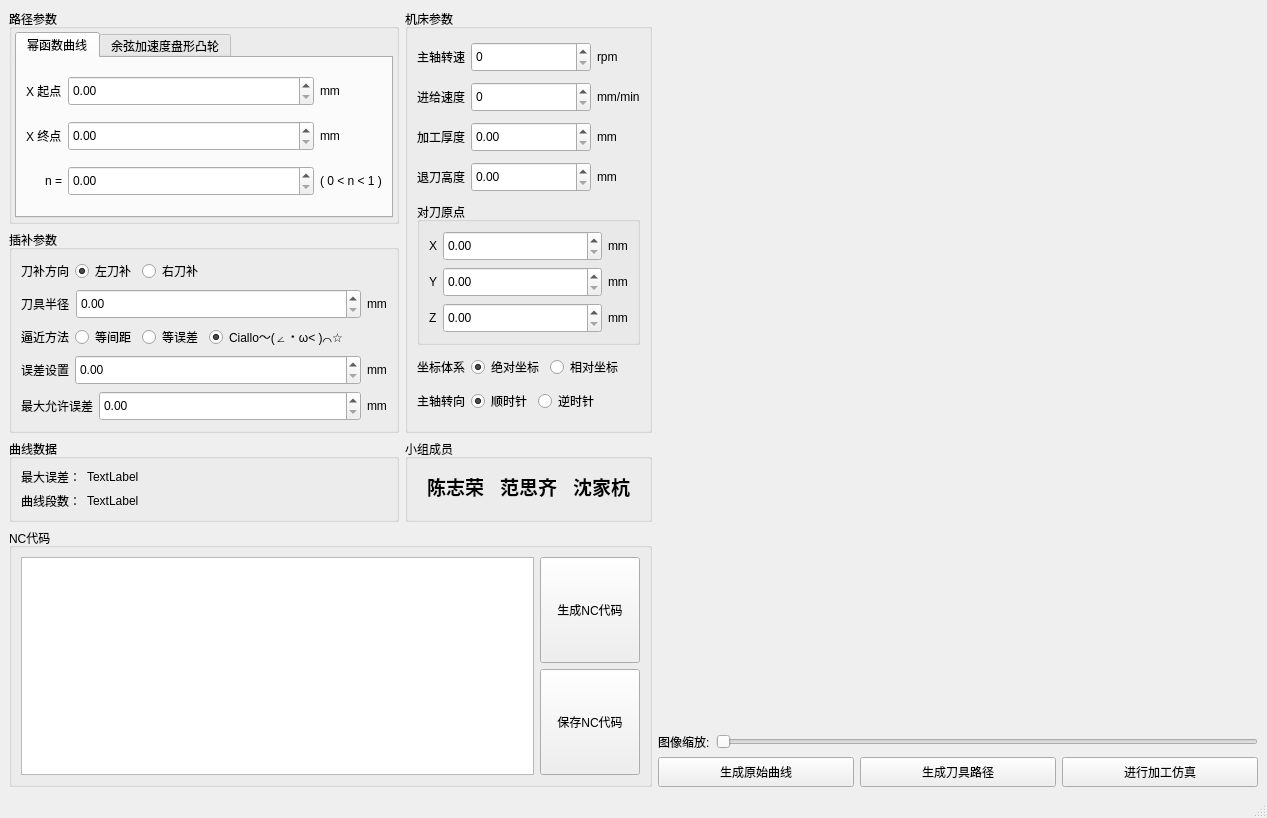
Before: the Qt Designer form mainwindow.ui in Calendula47/NC, drawn with Qt 5.
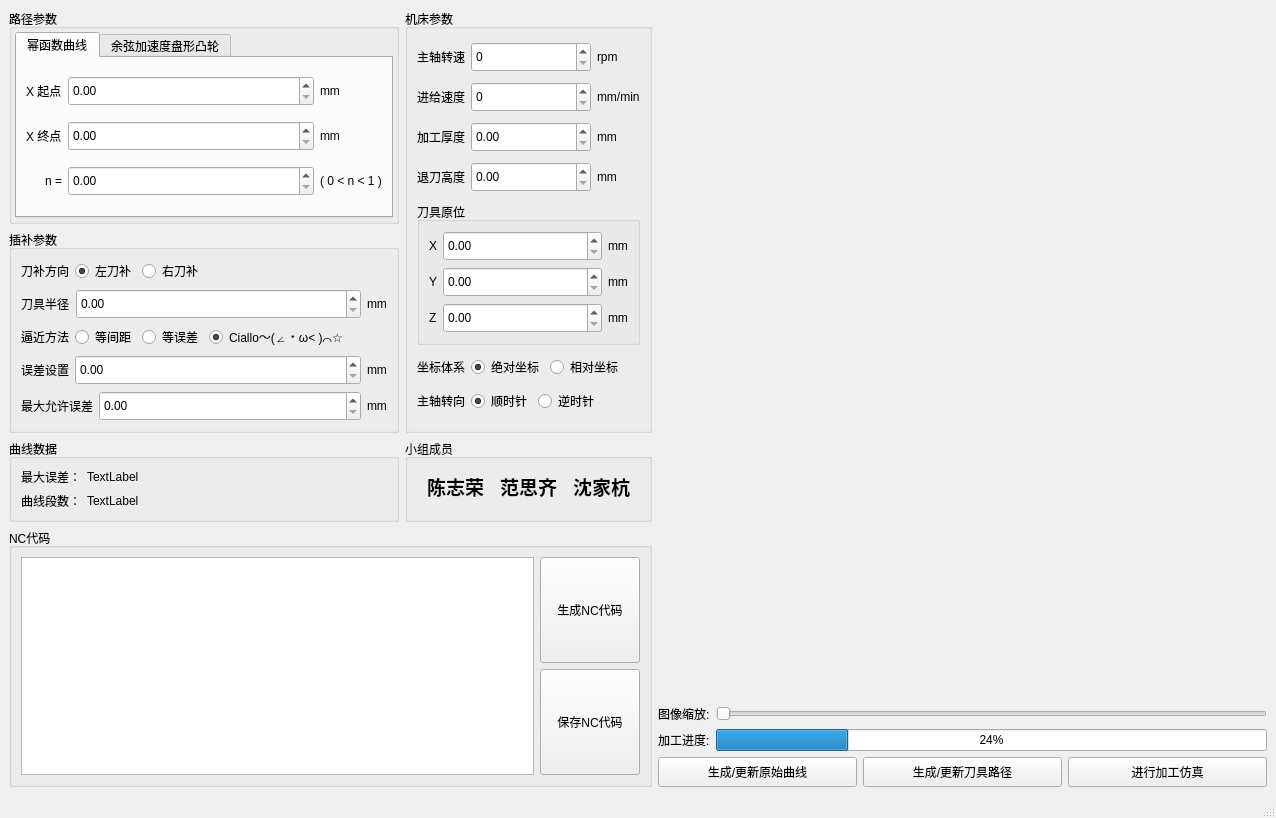
After: the same form once the commit is applied.

```diff
--- a/mainwindow.ui
+++ b/mainwindow.ui
@@ -6,7 +6,7 @@
    <rect>
     <x>0</x>
     <y>0</y>
-    <width>1252</width>
+    <width>1276</width>
     <height>818</height>
    </rect>
   </property>
@@ -1000,7 +1000,7 @@
              </sizepolicy>
             </property>
             <property name="title">
-             <string>对刀原点</string>
+             <string>刀具原位</string>
             </property>
             <layout class="QGridLayout" name="gridLayout_7">
              <item row="1" column="0">
@@ -1434,6 +1434,44 @@
          </layout>
         </widget>
        </item>
+       <item>
+        <widget class="QWidget" name="widget" native="true">
+         <property name="sizePolicy">
+          <sizepolicy hsizetype="Preferred" vsizetype="Fixed">
+           <horstretch>0</horstretch>
+           <verstretch>0</verstretch>
+          </sizepolicy>
+         </property>
+         <layout class="QHBoxLayout" name="horizontalLayout_13">
+          <property name="leftMargin">
+           <number>0</number>
+          </property>
+          <property name="topMargin">
+           <number>0</number>
+          </property>
+          <property name="rightMargin">
+           <number>0</number>
+          </property>
+          <property name="bottomMargin">
+           <number>0</number>
+          </property>
+          <item>
+           <widget class="QLabel" name="label_65">
+            <property name="text">
+             <string>加工进度:</string>
+            </property>
+           </widget>
+          </item>
+          <item>
+           <widget class="QProgressBar" name="progressBar">
+            <property name="value">
+             <number>24</number>
+            </property>
+           </widget>
+          </item>
+         </layout>
+        </widget>
+       </item>
        <item>
         <widget class="QWidget" name="widget_3" native="true">
          <property name="sizePolicy">
@@ -1464,7 +1502,7 @@
              </size>
             </property>
             <property name="text">
-             <string>生成原始曲线</string>
+             <string>生成/更新原始曲线</string>
             </property>
            </widget>
           </item>
@@ -1477,7 +1515,7 @@
              </size>
             </property>
             <property name="text">
-             <string>生成刀具路径</string>
+             <string>生成/更新刀具路径</string>
             </property>
            </widget>
           </item>
```
Left out of the diff: 2 changed lines with no effect on the pictures.
